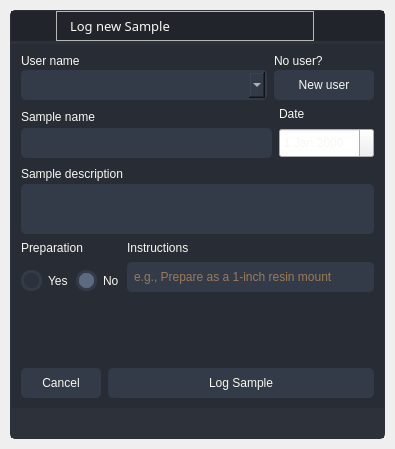
Old version of the form src/app/ui/qt/samplewindow.ui in the repository AIR-G-UFOP/Saturn-SampleLog.
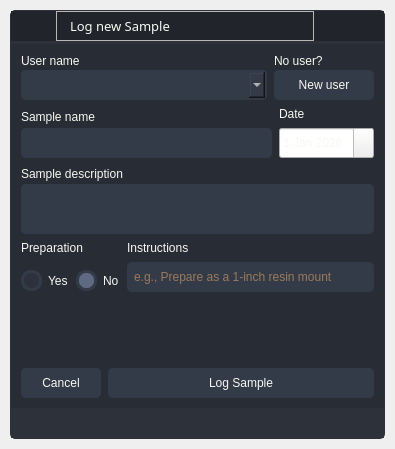
New version of the form. Icons and pictures are not drawn.

Diff of the .ui file:
```diff
--- a/src/app/ui/qt/samplewindow.ui
+++ b/src/app/ui/qt/samplewindow.ui
@@ -712,6 +712,16 @@
                         <height>30</height>
                        </size>
                       </property>
+                      <property name="minimumDate">
+                       <date>
+                        <year>2026</year>
+                        <month>1</month>
+                        <day>1</day>
+                       </date>
+                      </property>
+                      <property name="calendarPopup">
+                       <bool>true</bool>
+                      </property>
                      </widget>
                     </item>
                    </layout>
```
